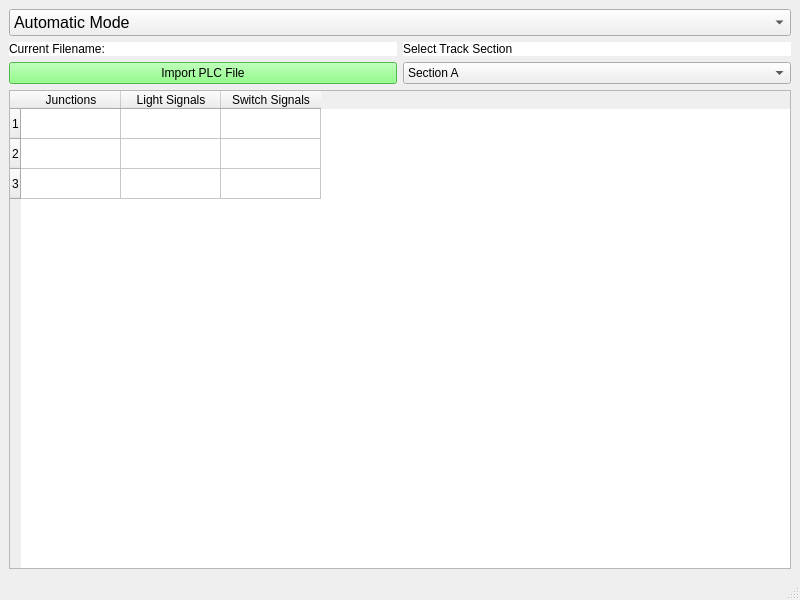
Old version of the form module-wayside-controller/wayside-controller-QT/wayside_controller.ui in the repository connor-marsh/ECE1140ChooChoo.
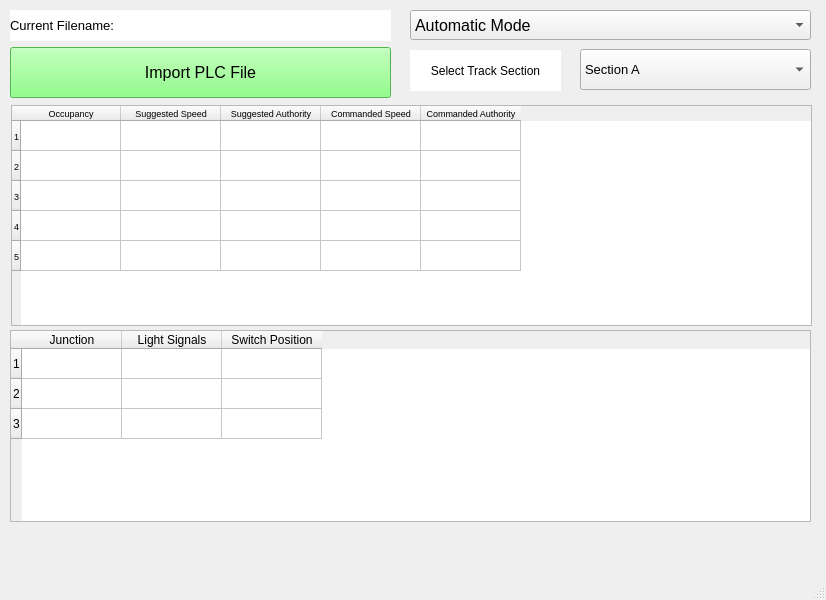
New version of the form.

Commit message: Altered the main wayside ui so that the text was more readable, made it so that the toggle for the automatic and maintenance mode sets certain columns to be editable

Diff of the .ui file:
```diff
--- a/module-wayside-controller/wayside-controller-QT/wayside_controller.ui
+++ b/module-wayside-controller/wayside-controller-QT/wayside_controller.ui
@@ -6,7 +6,7 @@
    <rect>
     <x>0</x>
     <y>0</y>
-    <width>800</width>
+    <width>826</width>
     <height>600</height>
    </rect>
   </property>
@@ -14,9 +14,15 @@
    <string>MainWindow</string>
   </property>
   <widget class="QWidget" name="centralwidget">
-   <layout class="QGridLayout" name="gridLayout_2">
-    <item row="0" column="0" colspan="2">
      <widget class="QComboBox" name="mode_select_combo_box">
+    <property name="geometry">
+     <rect>
+      <x>410</x>
+      <y>10</y>
+      <width>401</width>
+      <height>30</height>
+     </rect>
+    </property>
       <property name="font">
        <font>
         <pointsize>12</pointsize>
@@ -36,11 +42,276 @@
        </property>
       </item>
      </widget>
+   <widget class="QTableWidget" name="junction_table">
+    <property name="geometry">
+     <rect>
+      <x>10</x>
+      <y>330</y>
+      <width>801</width>
+      <height>192</height>
+     </rect>
+    </property>
+    <property name="editTriggers">
+     <set>QAbstractItemView::NoEditTriggers</set>
+    </property>
+    <row>
+     <property name="text">
+      <string>1</string>
+     </property>
+    </row>
+    <row>
+     <property name="text">
+      <string>2</string>
+     </property>
+    </row>
+    <row>
+     <property name="text">
+      <string>3</string>
+     </property>
+    </row>
+    <column>
+     <property name="text">
+      <string>Junction</string>
+     </property>
+    </column>
+    <column>
+     <property name="text">
+      <string>Light Signals</string>
+     </property>
+    </column>
+    <column>
+     <property name="text">
+      <string>Switch Position</string>
+     </property>
+    </column>
+    <item row="0" column="0">
+     <property name="text">
+      <string> </string>
+     </property>
     </item>
-    <item row="1" column="0" colspan="2">
-     <layout class="QGridLayout" name="gridLayout">
+    <item row="0" column="1">
+     <property name="text">
+      <string> </string>
+     </property>
+    </item>
+    <item row="0" column="2">
+     <property name="text">
+      <string> </string>
+     </property>
+    </item>
+    <item row="1" column="0">
+     <property name="text">
+      <string> </string>
+     </property>
+    </item>
+    <item row="1" column="1">
+     <property name="text">
+      <string> </string>
+     </property>
+    </item>
+    <item row="1" column="2">
+     <property name="text">
+      <string> </string>
+     </property>
+    </item>
       <item row="2" column="0">
+     <property name="text">
+      <string> </string>
+     </property>
+    </item>
+    <item row="2" column="1">
+     <property name="text">
+      <string> </string>
+     </property>
+    </item>
+    <item row="2" column="2">
+     <property name="text">
+      <string> </string>
+     </property>
+    </item>
+   </widget>
+   <widget class="QTableWidget" name="block_table">
+    <property name="geometry">
+     <rect>
+      <x>11</x>
+      <y>105</y>
+      <width>801</width>
+      <height>221</height>
+     </rect>
+    </property>
+    <property name="font">
+     <font>
+      <pointsize>7</pointsize>
+     </font>
+    </property>
+    <property name="editTriggers">
+     <set>QAbstractItemView::NoEditTriggers</set>
+    </property>
+    <row>
+     <property name="text">
+      <string>1</string>
+     </property>
+    </row>
+    <row>
+     <property name="text">
+      <string>2</string>
+     </property>
+    </row>
+    <row>
+     <property name="text">
+      <string>3</string>
+     </property>
+    </row>
+    <row>
+     <property name="text">
+      <string>4</string>
+     </property>
+    </row>
+    <row>
+     <property name="text">
+      <string>5</string>
+     </property>
+    </row>
+    <column>
+     <property name="text">
+      <string>Occupancy</string>
+     </property>
+    </column>
+    <column>
+     <property name="text">
+      <string>Suggested Speed</string>
+     </property>
+    </column>
+    <column>
+     <property name="text">
+      <string>Suggested Authority</string>
+     </property>
+    </column>
+    <column>
+     <property name="text">
+      <string>Commanded Speed</string>
+     </property>
+    </column>
+    <column>
+     <property name="text">
+      <string>Commanded Authority</string>
+     </property>
+    </column>
+    <item row="0" column="0">
+     <property name="text">
+      <string>  </string>
+     </property>
+    </item>
+    <item row="0" column="1">
+     <property name="text">
+      <string>  </string>
+     </property>
+    </item>
+    <item row="0" column="2">
+     <property name="text">
+      <string> </string>
+     </property>
+    </item>
+    <item row="0" column="4">
+     <property name="text">
+      <string> </string>
+     </property>
+    </item>
+    <item row="1" column="0">
+     <property name="text">
+      <string> </string>
+     </property>
+    </item>
+    <item row="1" column="1">
+     <property name="text">
+      <string> </string>
+     </property>
+    </item>
+    <item row="1" column="2">
+     <property name="text">
+      <string> </string>
+     </property>
+    </item>
+    <item row="1" column="4">
+     <property name="text">
+      <string> </string>
+     </property>
+    </item>
+    <item row="2" column="0">
+     <property name="text">
+      <string> </string>
+     </property>
+    </item>
+    <item row="2" column="1">
+     <property name="text">
+      <string> </string>
+     </property>
+    </item>
+    <item row="2" column="2">
+     <property name="text">
+      <string> </string>
+     </property>
+    </item>
+    <item row="2" column="4">
+     <property name="text">
+      <string> </string>
+     </property>
+    </item>
+    <item row="3" column="0">
+     <property name="text">
+      <string> </string>
+     </property>
+    </item>
+    <item row="3" column="1">
+     <property name="text">
+      <string> </string>
+     </property>
+    </item>
+    <item row="3" column="2">
+     <property name="text">
+      <string> </string>
+     </property>
+    </item>
+    <item row="3" column="4">
+     <property name="text">
+      <string> </string>
+     </property>
+    </item>
+    <item row="4" column="0">
+     <property name="text">
+      <string> </string>
+     </property>
+    </item>
+    <item row="4" column="1">
+     <property name="text">
+      <string> </string>
+     </property>
+    </item>
+    <item row="4" column="2">
+     <property name="text">
+      <string> </string>
+     </property>
+    </item>
+    <item row="4" column="4">
+     <property name="text">
+      <string> </string>
+     </property>
+    </item>
+   </widget>
        <widget class="QPushButton" name="import_plc_button">
+    <property name="geometry">
+     <rect>
+      <x>10</x>
+      <y>47</y>
+      <width>381</width>
+      <height>51</height>
+     </rect>
+    </property>
+    <property name="font">
+     <font>
+      <pointsize>12</pointsize>
+     </font>
+    </property>
         <property name="styleSheet">
          <string notr="true">background-color: rgb(110, 255, 102);</string>
         </property>
@@ -48,9 +319,20 @@
          <string>Import PLC File</string>
         </property>
        </widget>
-      </item>
-      <item row="0" column="0">
        <widget class="QLabel" name="current_filename_label">
+    <property name="geometry">
+     <rect>
+      <x>10</x>
+      <y>10</y>
+      <width>381</width>
+      <height>31</height>
+     </rect>
+    </property>
+    <property name="font">
+     <font>
+      <pointsize>10</pointsize>
+     </font>
+    </property>
         <property name="styleSheet">
          <string notr="true">background-color: rgb(255, 255, 255);</string>
         </property>
@@ -58,9 +340,23 @@
          <string>Current Filename:</string>
         </property>
        </widget>
-      </item>
-      <item row="2" column="1">
        <widget class="QComboBox" name="section_select_combo_box">
+    <property name="geometry">
+     <rect>
+      <x>580</x>
+      <y>49</y>
+      <width>231</width>
+      <height>41</height>
+     </rect>
+    </property>
+    <property name="font">
+     <font>
+      <pointsize>10</pointsize>
+     </font>
+    </property>
+    <property name="maxVisibleItems">
+     <number>10</number>
+    </property>
         <item>
          <property name="text">
           <string>Section A</string>
@@ -77,54 +373,25 @@
          </property>
         </item>
        </widget>
-      </item>
-      <item row="0" column="1">
        <widget class="QLabel" name="select_track_label">
+    <property name="geometry">
+     <rect>
+      <x>410</x>
+      <y>50</y>
+      <width>151</width>
+      <height>41</height>
+     </rect>
+    </property>
         <property name="styleSheet">
          <string notr="true">background-color: rgb(255, 255, 255);</string>
         </property>
         <property name="text">
          <string>Select Track Section</string>
         </property>
-       </widget>
-      </item>
-     </layout>
-    </item>
-    <item row="2" column="0" colspan="2">
-     <widget class="QTableWidget" name="junction_table">
-      <row>
-       <property name="text">
-        <string>1</string>
-       </property>
-      </row>
-      <row>
-       <property name="text">
-        <string>2</string>
-       </property>
-      </row>
-      <row>
-       <property name="text">
-        <string>3</string>
-       </property>
-      </row>
-      <column>
-       <property name="text">
-        <string>Junctions</string>
-       </property>
-      </column>
-      <column>
-       <property name="text">
-        <string>Light Signals</string>
-       </property>
-      </column>
-      <column>
-       <property name="text">
-        <string>Switch Signals</string>
-       </property>
-      </column>
-     </widget>
-    </item>
-   </layout>
+    <property name="alignment">
+     <set>Qt::AlignCenter</set>
+    </property>
+   </widget>
   </widget>
   <widget class="QMenuBar" name="menubar">
    <property name="geometry">
```
Left out of the diff: 2 changed lines with no effect on the pictures. Lines whose indentation alone changed are shown as unchanged. The commit also changes 3 other files.
